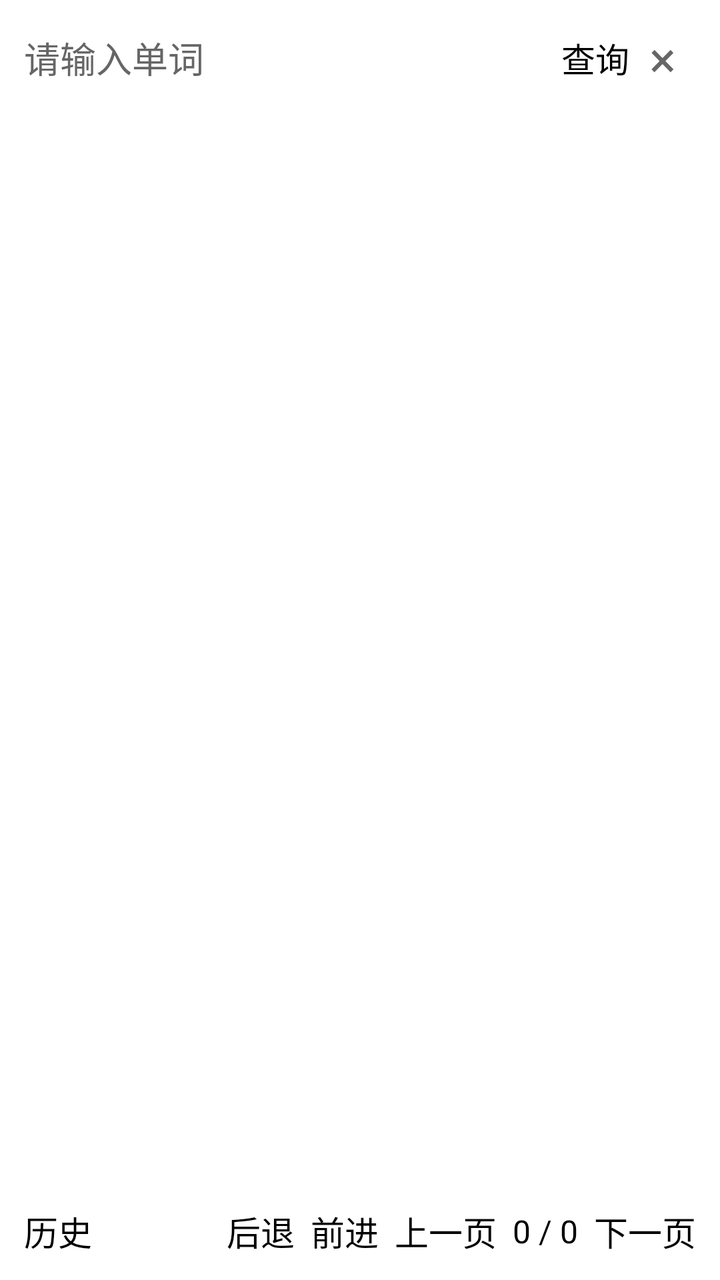
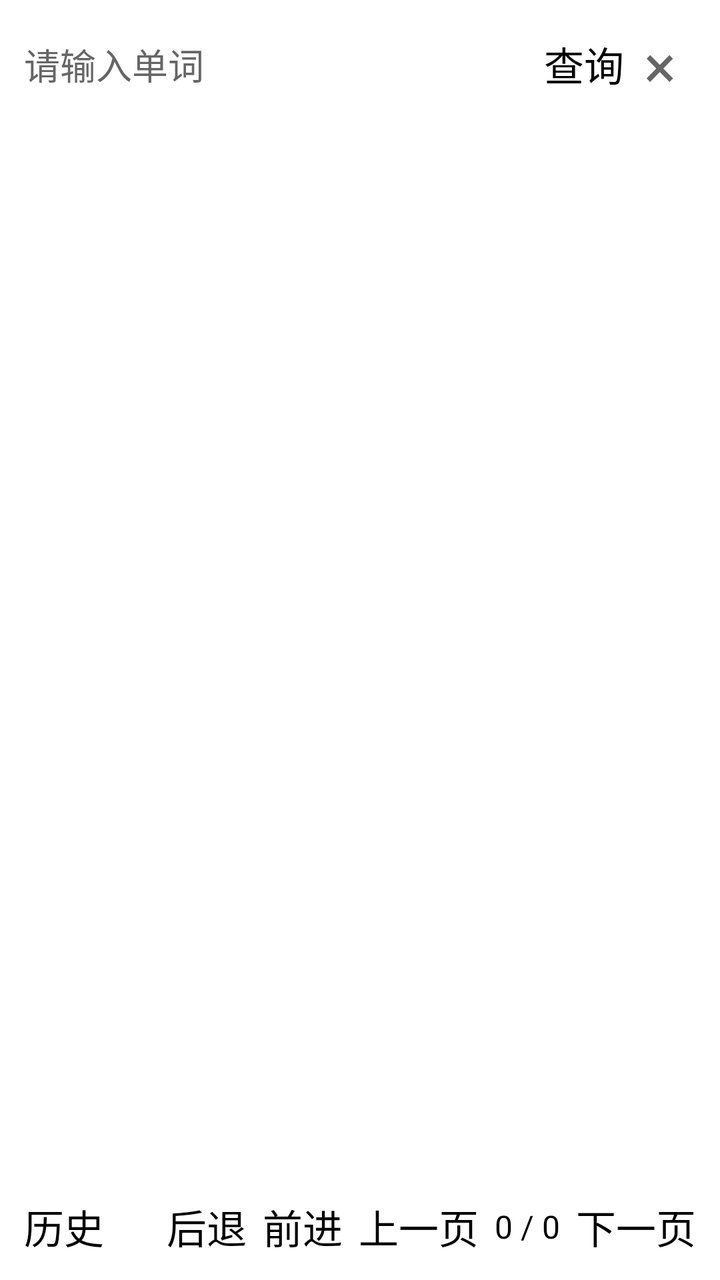

Compare the two renders of this Android layout. The source of the first and the diff that turns it into the second are given below.
<!-- AndroidManifest.xml: application theme android:Theme.Light.NoTitleBar -->
<!-- res/layout/activity_main.xml -->
<?xml version="1.0" encoding="utf-8"?>
<LinearLayout xmlns:android="http://schemas.android.com/apk/res/android"
    android:layout_width="match_parent"
    android:layout_height="match_parent"
    android:orientation="vertical"
    android:background="#FFFFFF"
    android:padding="12dp">

    
    <LinearLayout
        android:layout_width="match_parent"
        android:layout_height="wrap_content"
        android:gravity="center_vertical"
        android:orientation="horizontal">

        <EditText
            android:id="@+id/et_input"
            android:layout_width="0dp"
            android:layout_height="wrap_content"
            android:layout_weight="1"
            android:hint="请输入单词"
            android:inputType="textCapWords|textNoSuggestions"
            android:imeOptions="actionSearch"
            android:singleLine="true"
            android:textSize="18sp"
            android:textColorHint="#666666"
            android:textColor="#000000"
            android:background="@android:color/transparent"
            android:focusableInTouchMode="true"/>

        <Button
            android:id="@+id/btn_query"
            android:layout_width="wrap_content"
            android:layout_height="wrap_content"
            android:layout_marginStart="8dp"
            android:text="查询"
            android:textSize="17sp"
            android:background="@null"
            android:textColor="#000000"/>

        
        <Button
            android:id="@+id/btn_clear"
            android:layout_width="wrap_content"
            android:layout_height="wrap_content"
            android:layout_marginStart="10dp"
            android:layout_marginEnd="10dp"
            android:text="×"
            android:textSize="25sp"
            android:background="@null"
            android:textColor="#666666"
            android:visibility="visible"/>
    </LinearLayout>

    
    <TextView
        android:id="@+id/tv_result"
        android:layout_width="match_parent"
        android:layout_height="0dp"
        android:layout_weight="1"
        android:layout_marginTop="15dp"
        android:gravity="top"
        android:textSize="22sp"
        android:lineSpacingExtra="4dp"
        android:textColor="#000000"
        android:background="@android:color/white"
        android:textIsSelectable="false"/>

    
    <LinearLayout
        android:layout_width="match_parent"
        android:layout_height="wrap_content"
        android:layout_marginTop="15dp"
        android:gravity="center_vertical"
        android:orientation="horizontal">

        
        <Button
            android:id="@+id/btn_history"
            android:layout_width="wrap_content"
            android:layout_height="wrap_content"
            android:text="历史"
            android:textSize="17sp"
            android:background="@null"
            android:textColor="#000000"/>

        
        <HorizontalScrollView
            android:layout_width="0dp"
            android:layout_height="wrap_content"
            android:layout_weight="1"
            android:layout_marginStart="8dp"
            android:scrollbars="none"
            android:fadeScrollbars="false">

            <LinearLayout
                android:id="@+id/page_indicator"
                android:layout_width="wrap_content"
                android:layout_height="wrap_content"
                android:gravity="center"
                android:orientation="horizontal"
                android:padding="4dp"/>

        </HorizontalScrollView>

        
        <LinearLayout
            android:layout_width="wrap_content"
            android:layout_height="wrap_content"
            android:gravity="center_vertical"
            android:orientation="horizontal">

            <Button
                android:id="@+id/btn_back"
                android:layout_width="wrap_content"
                android:layout_height="wrap_content"
                android:text="后退"
                android:textSize="17sp"
                android:background="@null"
                android:textColor="#000000"
                android:layout_marginLeft="10dp"

                />

            <Button
                android:id="@+id/btn_forward"
                android:layout_width="wrap_content"
                android:layout_height="wrap_content"
                android:layout_marginStart="8dp"
                android:text="前进"
                android:textSize="17sp"
                android:background="@null"
                android:textColor="#000000"/>

            <Button
                android:id="@+id/btn_prev"
                android:layout_width="wrap_content"
                android:layout_height="wrap_content"
                android:layout_marginStart="8dp"
                android:text="上一页"
                android:textSize="17sp"
                android:background="@null"
                android:textColor="#000000"/>

            <TextView
                android:id="@+id/tv_page_num"
                android:layout_width="wrap_content"
                android:layout_height="wrap_content"
                android:layout_marginHorizontal="8dp"
                android:text="0 / 0"
                android:textSize="16sp"
                android:textColor="#000000"/>

            <Button
                android:id="@+id/btn_next"
                android:layout_width="wrap_content"
                android:layout_height="wrap_content"
                android:text="下一页"
                android:textSize="17sp"
                android:background="@null"
                android:textColor="#000000"/>
        </LinearLayout>

    </LinearLayout>

</LinearLayout>
<!-- resources referenced by this layout -->
<resources>

</resources>

<!-- the commit's change to res/layout/activity_main.xml (unified diff, before → after) -->
@@ -34,7 +34,7 @@
             android:layout_height="wrap_content"
             android:layout_marginStart="8dp"
             android:text="查询"
-            android:textSize="17sp"
+            android:textSize="20sp"
             android:background="@null"
             android:textColor="#000000"/>
 
@@ -46,7 +46,7 @@
             android:layout_marginStart="10dp"
             android:layout_marginEnd="10dp"
             android:text="×"
-            android:textSize="25sp"
+            android:textSize="30sp"
             android:background="@null"
             android:textColor="#666666"
             android:visibility="visible"/>
@@ -80,7 +80,7 @@
             android:layout_width="wrap_content"
             android:layout_height="wrap_content"
             android:text="历史"
-            android:textSize="17sp"
+            android:textSize="20sp"
             android:background="@null"
             android:textColor="#000000"/>
 
@@ -98,6 +98,8 @@
                 android:layout_width="wrap_content"
                 android:layout_height="wrap_content"
                 android:gravity="center"
+                android:stateListAnimator="@null"
+                android:background="@null"
                 android:orientation="horizontal"
                 android:padding="4dp"/>
 
@@ -115,7 +117,7 @@
                 android:layout_width="wrap_content"
                 android:layout_height="wrap_content"
                 android:text="后退"
-                android:textSize="17sp"
+                android:textSize="20sp"
                 android:background="@null"
                 android:textColor="#000000"
                 android:layout_marginLeft="10dp"
@@ -128,19 +130,20 @@
                 android:layout_height="wrap_content"
                 android:layout_marginStart="8dp"
                 android:text="前进"
-                android:textSize="17sp"
+                android:textSize="20sp"
                 android:background="@null"
                 android:textColor="#000000"/>
 
             <Button
                 android:id="@+id/btn_prev"
                 android:layout_width="wrap_content"
-                android:layout_height="wrap_content"
+                android:layout_height="match_parent"
                 android:layout_marginStart="8dp"
+                android:background="@null"
                 android:text="上一页"
-                android:textSize="17sp"
-                android:background="@null"
-                android:textColor="#000000"/>
+                android:stateListAnimator="@null"
+                android:textColor="#000000"
+                android:textSize="20sp" />
 
             <TextView
                 android:id="@+id/tv_page_num"
@@ -156,8 +159,9 @@
                 android:layout_width="wrap_content"
                 android:layout_height="wrap_content"
                 android:text="下一页"
-                android:textSize="17sp"
+                android:textSize="20sp"
                 android:background="@null"
+                android:stateListAnimator="@null"
                 android:textColor="#000000"/>
         </LinearLayout>
 
